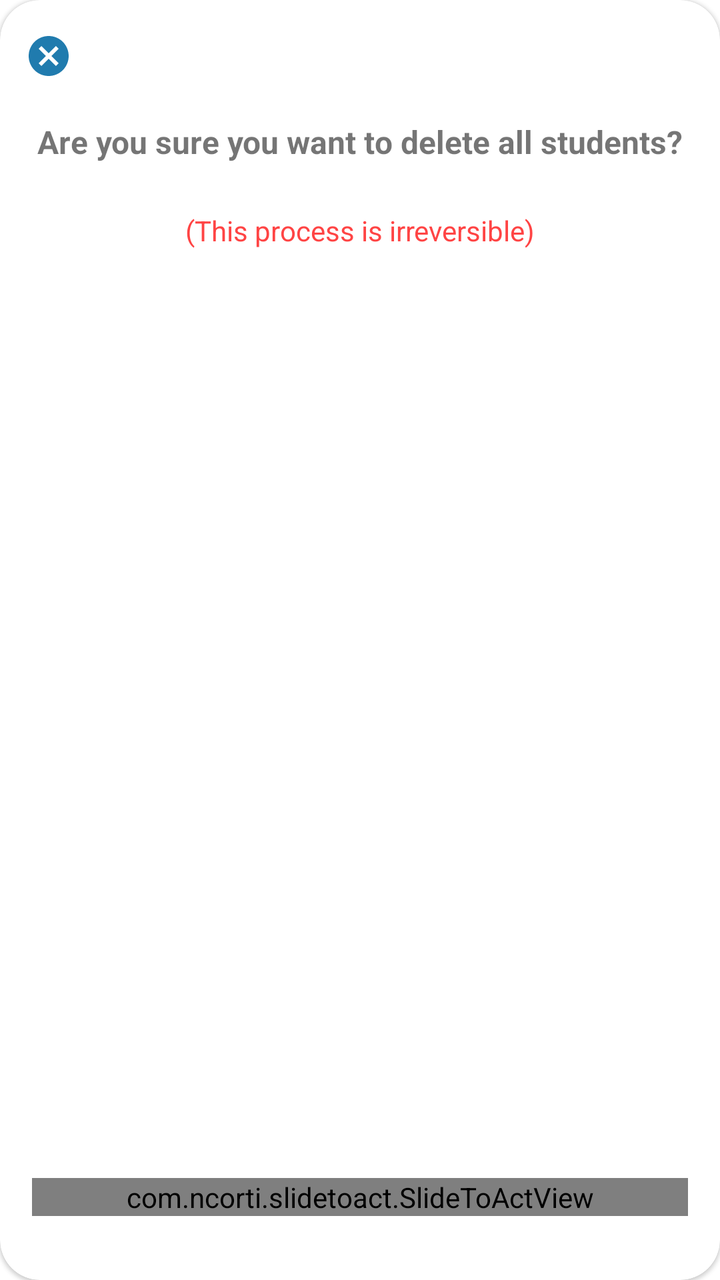
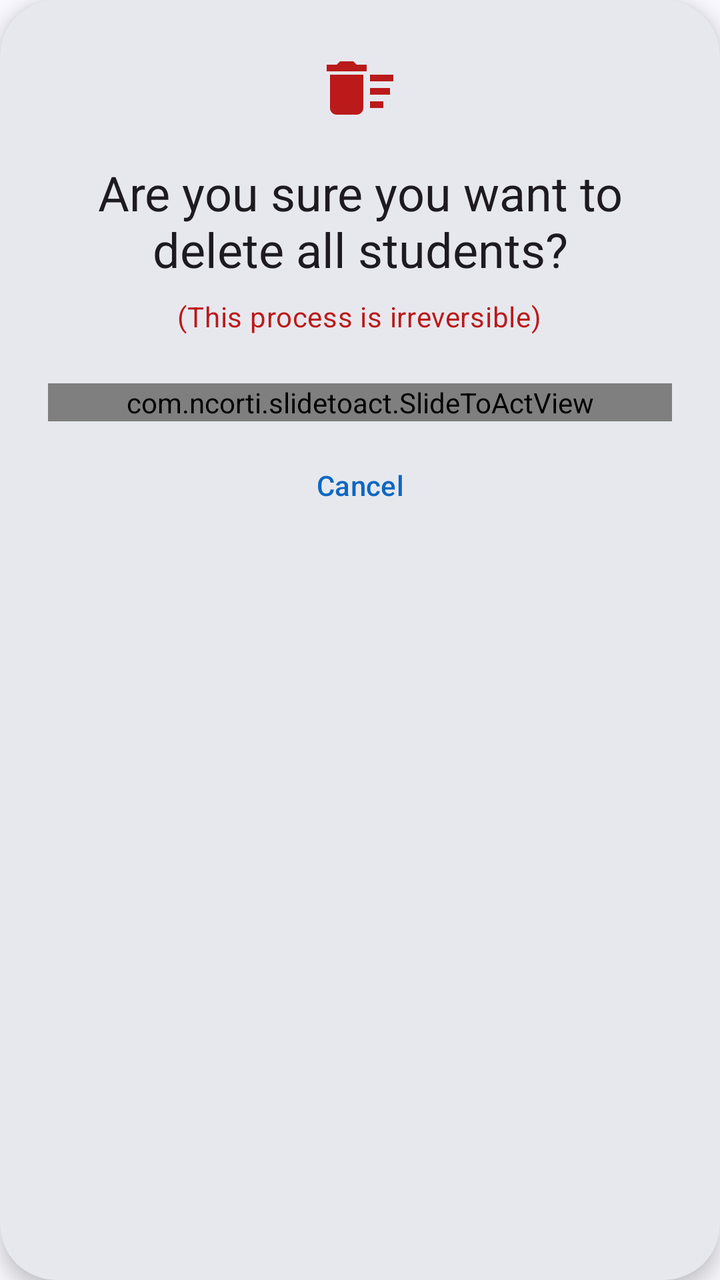

Before-and-after screenshots of an Android layout around one commit, followed by the original layout XML and the change that was made.
<!-- AndroidManifest.xml: application theme Theme.TalibPay -->
<!-- res/layout/alert_dialog_delete_all.xml -->
<?xml version="1.0" encoding="utf-8"?>
<com.google.android.material.card.MaterialCardView xmlns:android="http://schemas.android.com/apk/res/android"
    xmlns:app="http://schemas.android.com/apk/res-auto"
    xmlns:tools="http://schemas.android.com/tools"
    android:layout_width="match_parent"
    android:layout_height="wrap_content"
    android:layout_margin="8dp"
    android:background="@color/cardBckGround"
    android:elevation="2dp"
    app:cardCornerRadius="20dp">

    <androidx.constraintlayout.widget.ConstraintLayout
        android:layout_width="match_parent"
        android:layout_height="match_parent">


        <ImageView
            android:id="@+id/img_btn_cancel_dialog"
            android:layout_width="wrap_content"
            android:layout_height="wrap_content"
            android:layout_marginTop="16dp"
            app:layout_constraintBottom_toTopOf="@+id/alertTitleText"
            app:layout_constraintEnd_toEndOf="parent"
            app:layout_constraintHorizontal_bias="0.037"
            app:layout_constraintStart_toStartOf="parent"
            app:layout_constraintTop_toTopOf="parent"
            app:layout_constraintVertical_bias="0.0"
            app:srcCompat="@drawable/baseline_cancel_24"
            tools:ignore="ContentDescription" />

        <TextView
            android:id="@+id/alertTitleText"
            style="@style/textColor"
            android:layout_width="wrap_content"
            android:layout_height="wrap_content"
            android:layout_marginTop="60dp"
            android:text="@string/are_you_sure_you_want_to_delete_all_student"
            android:textSize="16sp"
            android:textStyle="bold"
            app:layout_constraintEnd_toEndOf="parent"
            app:layout_constraintStart_toStartOf="parent"
            app:layout_constraintTop_toTopOf="parent" />

        <com.ncorti.slidetoact.SlideToActView
            android:id="@+id/slideConfirm"
            android:layout_width="match_parent"
            android:layout_height="wrap_content"
            android:layout_marginStart="16dp"
            android:layout_marginTop="64dp"
            android:layout_marginEnd="16dp"
            android:layout_marginBottom="32dp"
            app:area_margin="8dp"
            app:inner_color="@color/slidetoact_white"
            app:layout_constraintBottom_toBottomOf="parent"
            app:layout_constraintEnd_toEndOf="parent"
            app:layout_constraintHorizontal_bias="1.0"
            app:layout_constraintStart_toStartOf="parent"
            app:layout_constraintTop_toBottomOf="@+id/textView"
            app:layout_constraintVertical_bias="1.0"
            app:outer_color="@color/primary"
            app:text="@string/slide_to_delete_all" />

        <TextView
            android:id="@+id/textView"
            android:layout_width="wrap_content"
            android:layout_height="wrap_content"
            android:layout_marginTop="24dp"
            android:text="@string/this_process_is_irreversible"
            android:textColor="@android:color/holo_red_light"
            app:layout_constraintEnd_toEndOf="parent"
            app:layout_constraintStart_toStartOf="parent"
            app:layout_constraintTop_toBottomOf="@+id/alertTitleText"
            tools:ignore="TextContrastCheck" />
    </androidx.constraintlayout.widget.ConstraintLayout>

</com.google.android.material.card.MaterialCardView>
<!-- resources referenced by this layout -->
<resources>
  <color name="cardBckGround">#FFFFFF</color>
  <color name="primary">#207BAE</color>
  <!-- drawable baseline_cancel_24 (drawable) -->
  <vector xmlns:android="http://schemas.android.com/apk/res/android"
      android:width="24dp"
      android:height="24dp"
      android:tint="@color/primary"
      android:viewportWidth="24"
      android:viewportHeight="24">
  
      <path
          android:fillColor="@android:color/white"
          android:pathData="M12,2C6.47,2 2,6.47 2,12s4.47,10 10,10 10,-4.47 10,-10S17.53,2 12,2zM17,15.59L15.59,17 12,13.41 8.41,17 7,15.59 10.59,12 7,8.41 8.41,7 12,10.59 15.59,7 17,8.41 13.41,12 17,15.59z" />
  
  </vector>
  <style name="textColor">
          <item name="android:textColor">#FFFFFF</item>
      </style>
  <style name="Base.Theme.TalibPay" parent="Theme.MaterialComponents.DayNight.DarkActionBar">
          <item name="colorPrimary">#1E88E5</item>          
          <item name="colorPrimaryVariant">#1565C0</item>   
          <item name="colorOnPrimary">#FFFFFF</item>        
      </style>
  <!-- unchanged entries left out for length: 4 -->
</resources>

<!-- the commit's change to res/layout/alert_dialog_delete_all.xml (unified diff, before → after) -->
@@ -1,76 +1,63 @@
 <?xml version="1.0" encoding="utf-8"?>
 <com.google.android.material.card.MaterialCardView xmlns:android="http://schemas.android.com/apk/res/android"
     xmlns:app="http://schemas.android.com/apk/res-auto"
-    xmlns:tools="http://schemas.android.com/tools"
+    style="@style/Widget.TalibPay.DialogCard"
     android:layout_width="match_parent"
-    android:layout_height="wrap_content"
-    android:layout_margin="8dp"
-    android:background="@color/cardBckGround"
-    android:elevation="2dp"
-    app:cardCornerRadius="20dp">
+    android:layout_height="wrap_content">
 
-    <androidx.constraintlayout.widget.ConstraintLayout
+    <LinearLayout
         android:layout_width="match_parent"
-        android:layout_height="match_parent">
-
+        android:layout_height="wrap_content"
+        android:gravity="center_horizontal"
+        android:orientation="vertical"
+        android:padding="24dp">
 
         <ImageView
-            android:id="@+id/img_btn_cancel_dialog"
+            android:layout_width="40dp"
+            android:layout_height="40dp"
+            android:importantForAccessibility="no"
+            android:src="@drawable/ic_delete_sweep"
+            app:tint="?attr/colorError" />
+
+        <TextView
+            android:id="@+id/alertTitleText"
             android:layout_width="wrap_content"
             android:layout_height="wrap_content"
             android:layout_marginTop="16dp"
-            app:layout_constraintBottom_toTopOf="@+id/alertTitleText"
-            app:layout_constraintEnd_toEndOf="parent"
-            app:layout_constraintHorizontal_bias="0.037"
-            app:layout_constraintStart_toStartOf="parent"
-            app:layout_constraintTop_toTopOf="parent"
-            app:layout_constraintVertical_bias="0.0"
-            app:srcCompat="@drawable/baseline_cancel_24"
-            tools:ignore="ContentDescription" />
+            android:gravity="center"
+            android:text="@string/are_you_sure_you_want_to_delete_all_student"
+            android:textAppearance="?attr/textAppearanceHeadlineSmall" />
 
         <TextView
-            android:id="@+id/alertTitleText"
-            style="@style/textColor"
+            android:id="@+id/textView"
             android:layout_width="wrap_content"
             android:layout_height="wrap_content"
-            android:layout_marginTop="60dp"
-            android:text="@string/are_you_sure_you_want_to_delete_all_student"
-            android:textSize="16sp"
-            android:textStyle="bold"
-            app:layout_constraintEnd_toEndOf="parent"
-            app:layout_constraintStart_toStartOf="parent"
-            app:layout_constraintTop_toTopOf="parent" />
+            android:layout_marginTop="8dp"
+            android:gravity="center"
+            android:text="@string/this_process_is_irreversible"
+            android:textAppearance="?attr/textAppearanceBodyMedium"
+            android:textColor="?attr/colorError" />
 
         <com.ncorti.slidetoact.SlideToActView
             android:id="@+id/slideConfirm"
             android:layout_width="match_parent"
             android:layout_height="wrap_content"
-            android:layout_marginStart="16dp"
-            android:layout_marginTop="64dp"
-            android:layout_marginEnd="16dp"
-            android:layout_marginBottom="32dp"
-            app:area_margin="8dp"
-            app:inner_color="@color/slidetoact_white"
-            app:layout_constraintBottom_toBottomOf="parent"
-            app:layout_constraintEnd_toEndOf="parent"
-            app:layout_constraintHorizontal_bias="1.0"
-            app:layout_constraintStart_toStartOf="parent"
-            app:layout_constraintTop_toBottomOf="@+id/textView"
-            app:layout_constraintVertical_bias="1.0"
-            app:outer_color="@color/primary"
-            app:text="@string/slide_to_delete_all" />
+            android:layout_marginTop="24dp"
+            app:area_margin="6dp"
+            app:border_radius="28dp"
+            app:inner_color="?attr/colorOnError"
+            app:outer_color="?attr/colorError"
+            app:slider_height="56dp"
+            app:text="@string/slide_to_delete_all"
+            app:text_appearance="@style/TextAppearance.Material3.LabelLarge"
+            app:text_color="?attr/colorOnError" />
 
-        <TextView
-            android:id="@+id/textView"
+        <com.google.android.material.button.MaterialButton
+            android:id="@+id/img_btn_cancel_dialog"
+            style="@style/Widget.Material3.Button.TextButton"
             android:layout_width="wrap_content"
             android:layout_height="wrap_content"
-            android:layout_marginTop="24dp"
-            android:text="@string/this_process_is_irreversible"
-            android:textColor="@android:color/holo_red_light"
-            app:layout_constraintEnd_toEndOf="parent"
-            app:layout_constraintStart_toStartOf="parent"
-            app:layout_constraintTop_toBottomOf="@+id/alertTitleText"
-            tools:ignore="TextContrastCheck" />
-    </androidx.constraintlayout.widget.ConstraintLayout>
-
+            android:layout_marginTop="8dp"
+            android:text="@string/cancel" />
+    </LinearLayout>
 </com.google.android.material.card.MaterialCardView>
<!-- resource entries referenced after the edit -->
@@ -1,27 +1,107 @@
 <!-- resources referenced by this layout -->
 <resources>
-  <color name="cardBckGround">#FFFFFF</color>
-  <color name="primary">#207BAE</color>
-  <!-- drawable baseline_cancel_24 (drawable) -->
+  <!-- drawable ic_delete_sweep (drawable) -->
   <vector xmlns:android="http://schemas.android.com/apk/res/android"
       android:width="24dp"
       android:height="24dp"
-      android:tint="@color/primary"
+      android:tint="?attr/colorControlNormal"
       android:viewportWidth="24"
-      android:viewportHeight="24">
-  
+      android:viewportHeight="24" android:autoMirrored="true">
       <path
           android:fillColor="@android:color/white"
-          android:pathData="M12,2C6.47,2 2,6.47 2,12s4.47,10 10,10 10,-4.47 10,-10S17.53,2 12,2zM17,15.59L15.59,17 12,13.41 8.41,17 7,15.59 10.59,12 7,8.41 8.41,7 12,10.59 15.59,7 17,8.41 13.41,12 17,15.59z" />
+          android:pathData="M15,16h4v2h-4zM15,8h7v2h-7zM15,12h6v2h-6zM3,18c0,1.1 0.9,2 2,2h6c1.1,0 2,-0.9 2,-2L13,8L3,8v10zM14,5h-3l-1,-1L6,4L5,5L2,5v2h12z" />
+  </vector>
+  <string name="cancel">Cancel</string>
+  <style name="Widget.TalibPay.DialogCard" parent="Widget.Material3.CardView.Elevated">
+          <item name="cardBackgroundColor">?attr/colorSurfaceContainerHigh</item>
+          <item name="cardElevation">6dp</item>
+          <item name="shapeAppearance">@style/ShapeAppearance.TalibPay.Dialog</item>
+          <item name="android:layout_margin">16dp</item>
+      </style>
+  <style name="ShapeAppearance.TalibPay.Dialog" parent="">
+          <item name="cornerFamily">rounded</item>
+          <item name="cornerSize">28dp</item>
+      </style>
+  <style name="Base.Theme.TalibPay" parent="Theme.Material3.DayNight.NoActionBar">
+          <item name="colorPrimary">@color/md_primary</item>
+          <item name="colorOnPrimary">@color/md_on_primary</item>
+          <item name="colorPrimaryContainer">@color/md_primary_container</item>
+          <item name="colorOnPrimaryContainer">@color/md_on_primary_container</item>
+          <item name="colorPrimaryInverse">@color/md_inverse_primary</item>
+          <item name="colorSecondary">@color/md_secondary</item>
+          <item name="colorOnSecondary">@color/md_on_secondary</item>
+          <item name="colorSecondaryContainer">@color/md_secondary_container</item>
+          <item name="colorOnSecondaryContainer">@color/md_on_secondary_container</item>
+          <item name="colorTertiary">@color/md_tertiary</item>
+          <item name="colorOnTertiary">@color/md_on_tertiary</item>
+          <item name="colorTertiaryContainer">@color/md_tertiary_container</item>
+          <item name="colorOnTertiaryContainer">@color/md_on_tertiary_container</item>
+          <item name="colorError">@color/md_error</item>
+          <item name="colorOnError">@color/md_on_error</item>
+          <item name="colorErrorContainer">@color/md_error_container</item>
+          <item name="colorOnErrorContainer">@color/md_on_error_container</item>
+          <item name="android:colorBackground">@color/md_background</item>
+          <item name="colorOnBackground">@color/md_on_background</item>
+          <item name="colorSurface">@color/md_surface</item>
+          <item name="colorOnSurface">@color/md_on_surface</item>
+          <item name="colorSurfaceVariant">@color/md_surface_variant</item>
+          <item name="colorOnSurfaceVariant">@color/md_on_surface_variant</item>
+          <item name="colorOutline">@color/md_outline</item>
+          <item name="colorOutlineVariant">@color/md_outline_variant</item>
+          <item name="colorSurfaceContainerLowest">@color/md_surface_container_lowest</item>
+          <item name="colorSurfaceContainerLow">@color/md_surface_container_low</item>
+          <item name="colorSurfaceContainer">@color/md_surface_container</item>
+          <item name="colorSurfaceContainerHigh">@color/md_surface_container_high</item>
+          <item name="colorSurfaceContainerHighest">@color/md_surface_container_highest</item>
+          <item name="colorSurfaceInverse">@color/md_inverse_surface</item>
+          <item name="colorOnSurfaceInverse">@color/md_inverse_on_surface</item>
   
-  </vector>
-  <style name="textColor">
-          <item name="android:textColor">#FFFFFF</item>
+          <item name="textInputStyle">@style/Widget.Material3.TextInputLayout.OutlinedBox</item>
+          <item name="materialCardViewStyle">@style/Widget.TalibPay.Card</item>
+          <item name="toolbarStyle">@style/Widget.TalibPay.Toolbar</item>
       </style>
-  <style name="Base.Theme.TalibPay" parent="Theme.MaterialComponents.DayNight.DarkActionBar">
-          <item name="colorPrimary">#1E88E5</item>          
-          <item name="colorPrimaryVariant">#1565C0</item>   
-          <item name="colorOnPrimary">#FFFFFF</item>        
+  <color name="md_primary">#0B67C2</color>
+  <color name="md_on_primary">#FFFFFF</color>
+  <color name="md_primary_container">#D6E3FF</color>
+  <color name="md_on_primary_container">#001B3D</color>
+  <color name="md_inverse_primary">#A9C7FF</color>
+  <color name="md_secondary">#545F71</color>
+  <color name="md_on_secondary">#FFFFFF</color>
+  <color name="md_secondary_container">#D8E3F8</color>
+  <color name="md_on_secondary_container">#111C2B</color>
+  <color name="md_tertiary">#006B5F</color>
+  <color name="md_on_tertiary">#FFFFFF</color>
+  <color name="md_tertiary_container">#9EF2E2</color>
+  <color name="md_on_tertiary_container">#00201C</color>
+  <color name="md_error">#BA1A1A</color>
+  <color name="md_on_error">#FFFFFF</color>
+  <color name="md_error_container">#FFDAD6</color>
+  <color name="md_on_error_container">#410002</color>
+  <color name="md_background">#F9F9FF</color>
+  <color name="md_on_background">#191C20</color>
+  <color name="md_surface">#F9F9FF</color>
+  <color name="md_on_surface">#191C20</color>
+  <color name="md_surface_variant">#E0E2EC</color>
+  <color name="md_on_surface_variant">#44474E</color>
+  <color name="md_outline">#74777F</color>
+  <color name="md_outline_variant">#C4C6D0</color>
+  <color name="md_surface_container_lowest">#FFFFFF</color>
+  <color name="md_surface_container_low">#F3F3FA</color>
+  <color name="md_surface_container">#EDEDF4</color>
+  <color name="md_surface_container_high">#E7E8EE</color>
+  <color name="md_surface_container_highest">#E2E2E9</color>
+  <color name="md_inverse_surface">#2E3036</color>
+  <color name="md_inverse_on_surface">#F0F0F7</color>
+  <style name="Widget.TalibPay.Card" parent="Widget.Material3.CardView.Filled">
+          <item name="cardBackgroundColor">?attr/colorSurfaceContainerLow</item>
+          <item name="shapeAppearance">@style/ShapeAppearance.TalibPay.Large</item>
+      </style>
+  <style name="Widget.TalibPay.Toolbar" parent="Widget.Material3.Toolbar.Surface">
+          <item name="titleTextAppearance">@style/TextAppearance.Material3.TitleLarge</item>
+      </style>
+  <style name="ShapeAppearance.TalibPay.Large" parent="">
+          <item name="cornerFamily">rounded</item>
+          <item name="cornerSize">20dp</item>
       </style>
   <!-- unchanged entries left out for length: 4 -->
 </resources>
